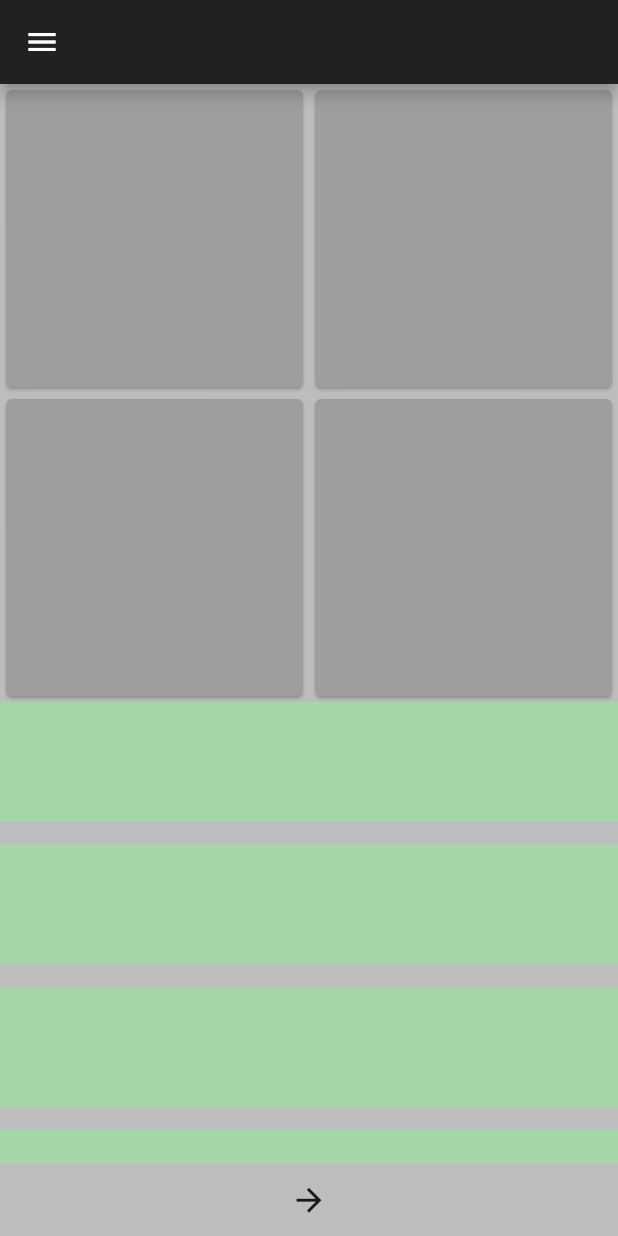
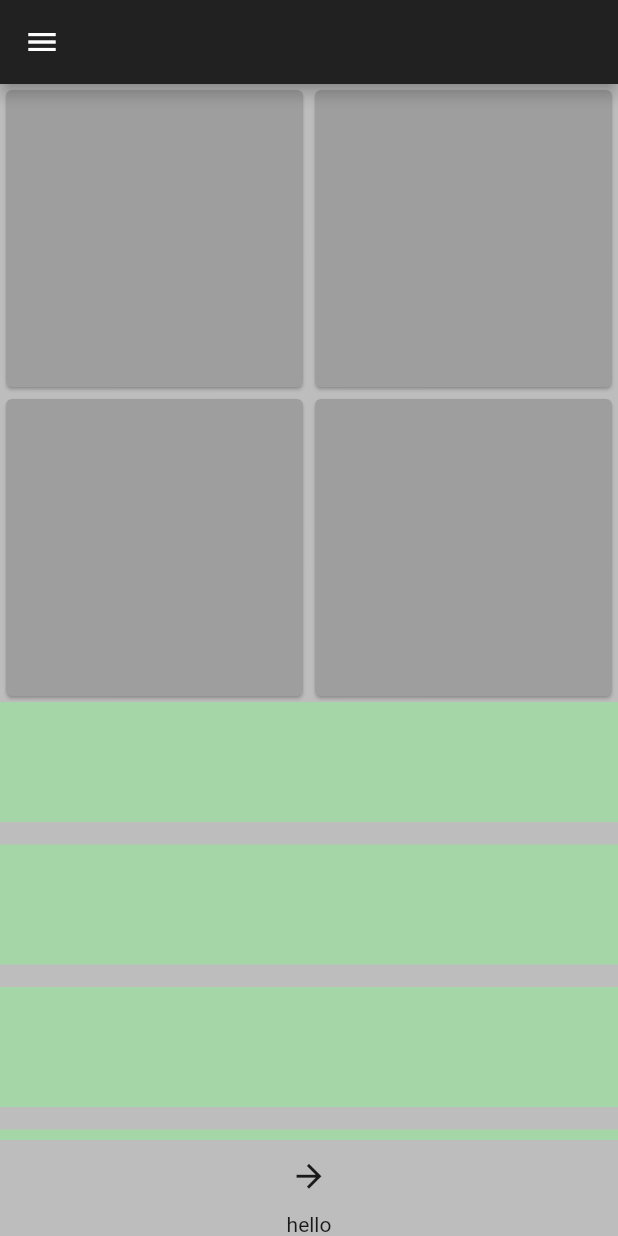
Before and after one commit to savaliya1994/git_demo, a Flutter app: the screen it shows after launch, on a phone screen of 412 x 824 dp. Run offline on Flutter 3.47's test engine with Material 2 defaults, Android fonts, the phone set to English and light mode, and no system bars; our stand-ins replace percent_indicator.

Commit message:
second commit

```diff
--- a/lib/responsive/mobile_scaffold.dart
+++ b/lib/responsive/mobile_scaffold.dart
@@ -50,7 +50,8 @@ class _MobileAcaffoldState extends State<MobileAcaffold> {
               icon: Icon(
                 Icons.arrow_forward_outlined,
                 size: 25,
-              ))
+              )),
+          Text('hello')
         ],
       ),
     );
```
